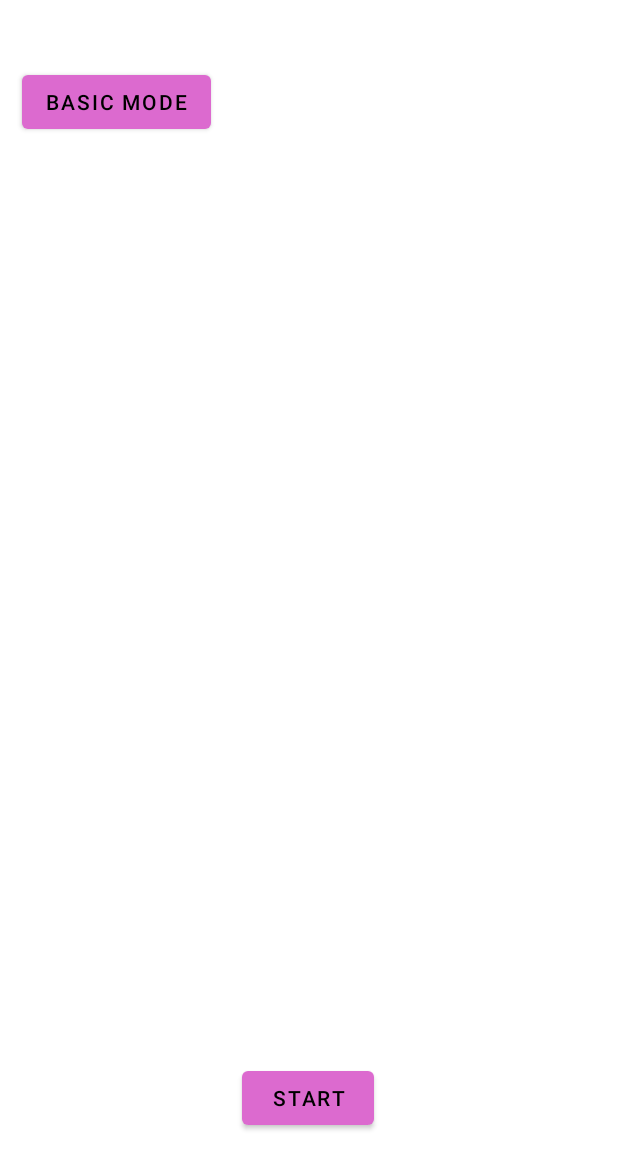
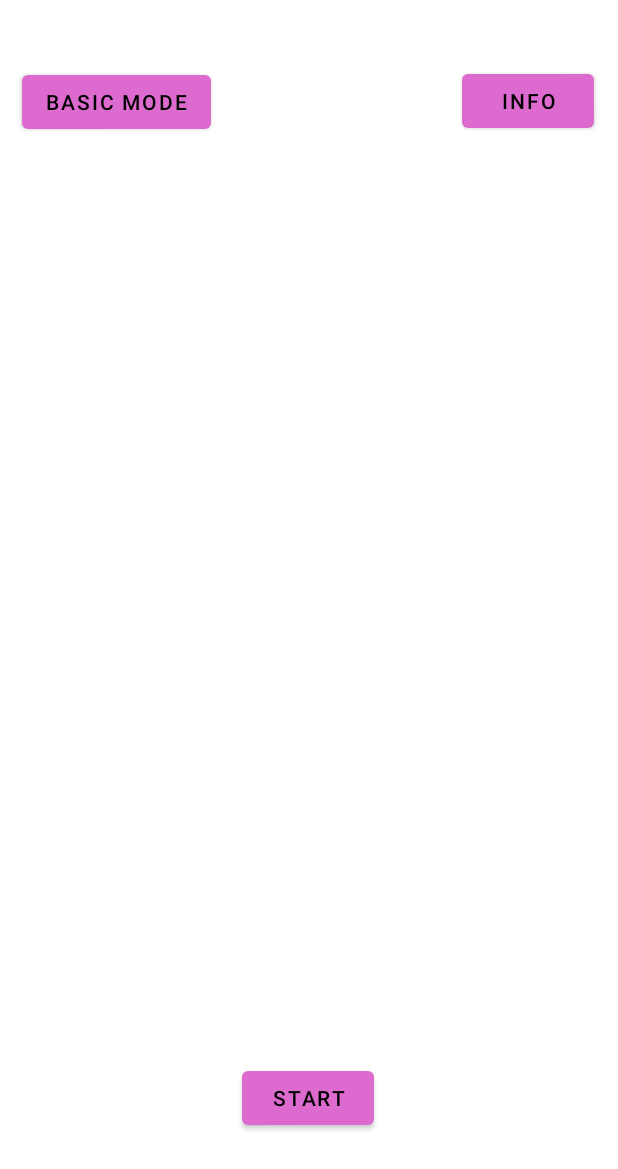
Before and after one commit to iloveusername/Synesthesia, an Android app: the screen it shows after launch (MainActivity), on a phone screen of 412 x 824 dp. Shown: the top 1169 px of the screen. Run offline under Robolectric (Android 15) with nearby library versions, the phone set to English and light mode, and no system bars; libraries missing offline, so code that uses them is left out: org.vosk, org.vosk.android; 1 statement that could not run was skipped.

Commit message:
Links to the GitHub Page plus an info screen.

```diff
--- a/app/src/main/java/com/riats/synthesia/MainActivity.java
+++ b/app/src/main/java/com/riats/synthesia/MainActivity.java
@@ -5,6 +5,7 @@ import androidx.core.app.ActivityCompat;
 import androidx.core.content.ContextCompat;
 
 import android.Manifest;
+import android.content.Intent;
 import android.content.pm.PackageManager;
 import android.os.Bundle;
 import android.view.View;
@@ -36,6 +37,7 @@ public class MainActivity extends AppCompatActivity implements RecognitionListen
         textView = findViewById(R.id.textView);
         Button start = findViewById(R.id.start);
         Button reflect = findViewById(R.id.reflect);
+        Button info = findViewById(R.id.info);
 
         int permissionCheck = ContextCompat.checkSelfPermission(getApplicationContext(), Manifest.permission.RECORD_AUDIO);
         if (permissionCheck != PackageManager.PERMISSION_GRANTED) {
@@ -84,6 +86,14 @@ public class MainActivity extends AppCompatActivity implements RecognitionListen
                 }
             }
         });
+
+        info.setOnClickListener(new View.OnClickListener() {
+            @Override
+            public void onClick(View view) {
+//                MainActivity.super.finish();
+                goToSettings();
+            }
+        });
     }
 
     private void initModel() {
@@ -113,6 +123,11 @@ public class MainActivity extends AppCompatActivity implements RecognitionListen
                 setErrorState(e.getMessage());
             }
         }
+    }
+
+    public void goToSettings(){
+        Intent intent = new Intent(this, Information.class);
+        startActivity(intent);
     }
 
     @Override
--- a/app/src/main/res/layout/activity_main.xml
+++ b/app/src/main/res/layout/activity_main.xml
@@ -45,4 +45,16 @@
         app:layout_constraintTop_toTopOf="parent"
         app:layout_constraintVertical_bias="0.057" />
 
+    <Button
+        android:id="@+id/info"
+        android:layout_width="wrap_content"
+        android:layout_height="wrap_content"
+        android:text="Info"
+        app:layout_constraintBottom_toBottomOf="parent"
+        app:layout_constraintEnd_toEndOf="parent"
+        app:layout_constraintHorizontal_bias="0.95"
+        app:layout_constraintStart_toStartOf="parent"
+        app:layout_constraintTop_toTopOf="parent"
+        app:layout_constraintVertical_bias="0.056" />
+
 </androidx.constraintlayout.widget.ConstraintLayout>
```
Also changed, not shown: app/src/main/AndroidManifest.xml (+7 -0 lines), app/src/main/java/com/riats/synthesia/Information.java (added, +28 -0 lines), app/src/main/res/layout/activity_information.xml (added, +49 -0 lines), 1 other file.
